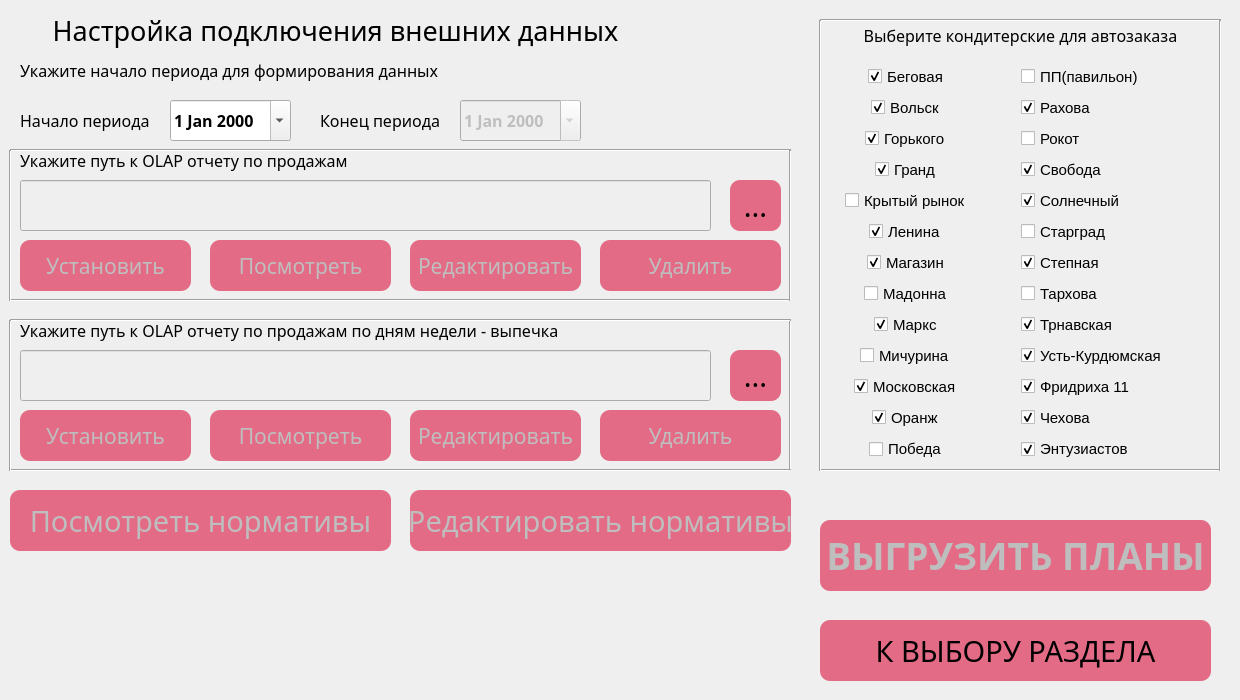
First picture: the form in ui/bakery.ui, repository PavelZagumenkin/Malina_Orders_v1, before the edit.
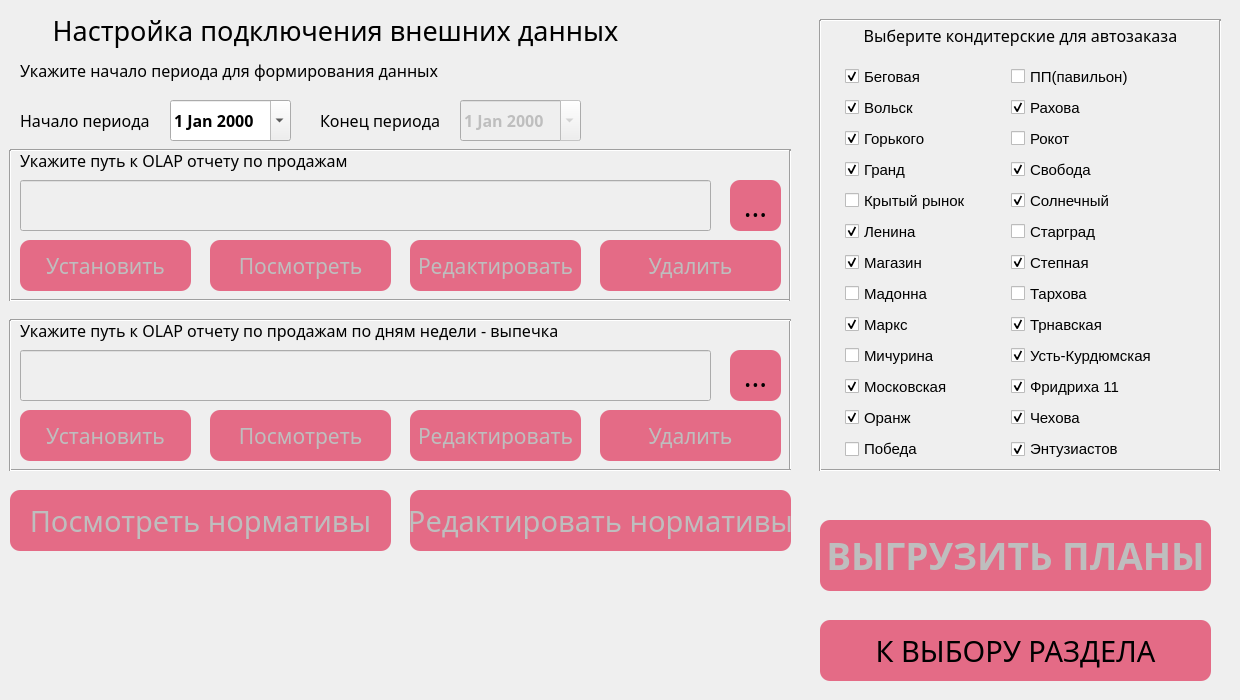
Second picture: the form after the edit. Icons and pictures are not drawn.

```diff
--- a/ui/bakery.ui
+++ b/ui/bakery.ui
@@ -943,14 +943,17 @@
      <property name="fieldGrowthPolicy">
       <enum>QFormLayout::FieldsStayAtSizeHint</enum>
      </property>
+     <property name="rowWrapPolicy">
+      <enum>QFormLayout::WrapLongRows</enum>
+     </property>
      <property name="labelAlignment">
-      <set>Qt::AlignCenter</set>
+      <set>Qt::AlignLeading|Qt::AlignLeft|Qt::AlignVCenter</set>
      </property>
      <property name="formAlignment">
       <set>Qt::AlignLeading|Qt::AlignLeft|Qt::AlignVCenter</set>
      </property>
      <property name="horizontalSpacing">
-      <number>50</number>
+      <number>40</number>
      </property>
      <property name="verticalSpacing">
       <number>8</number>
```
